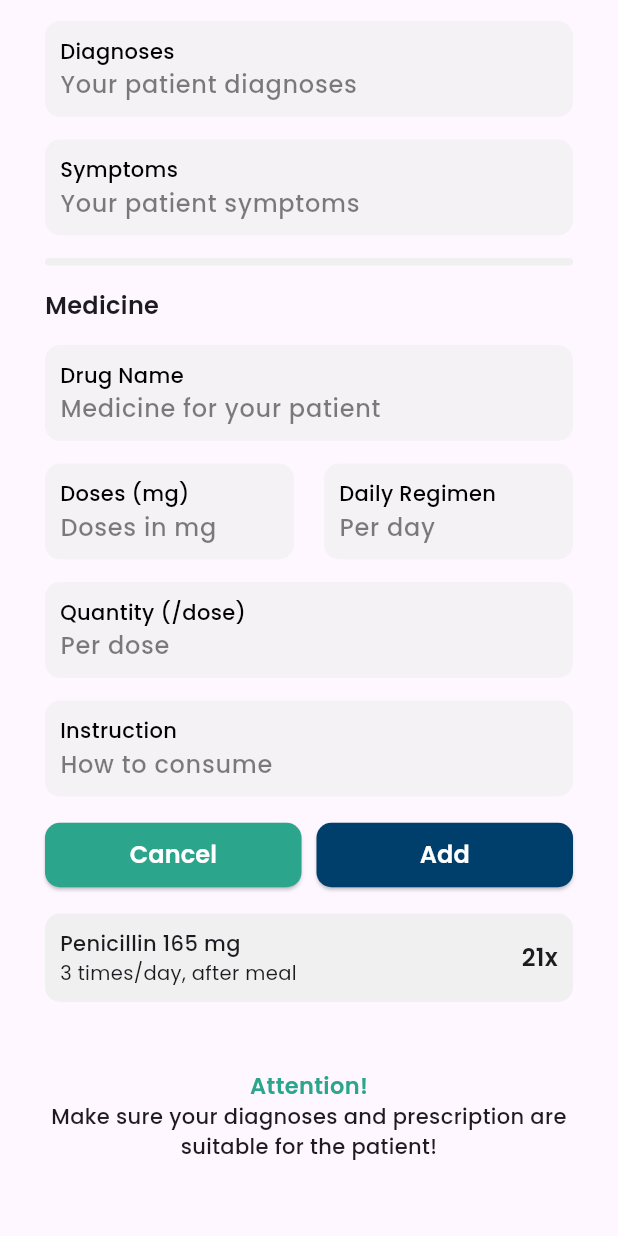
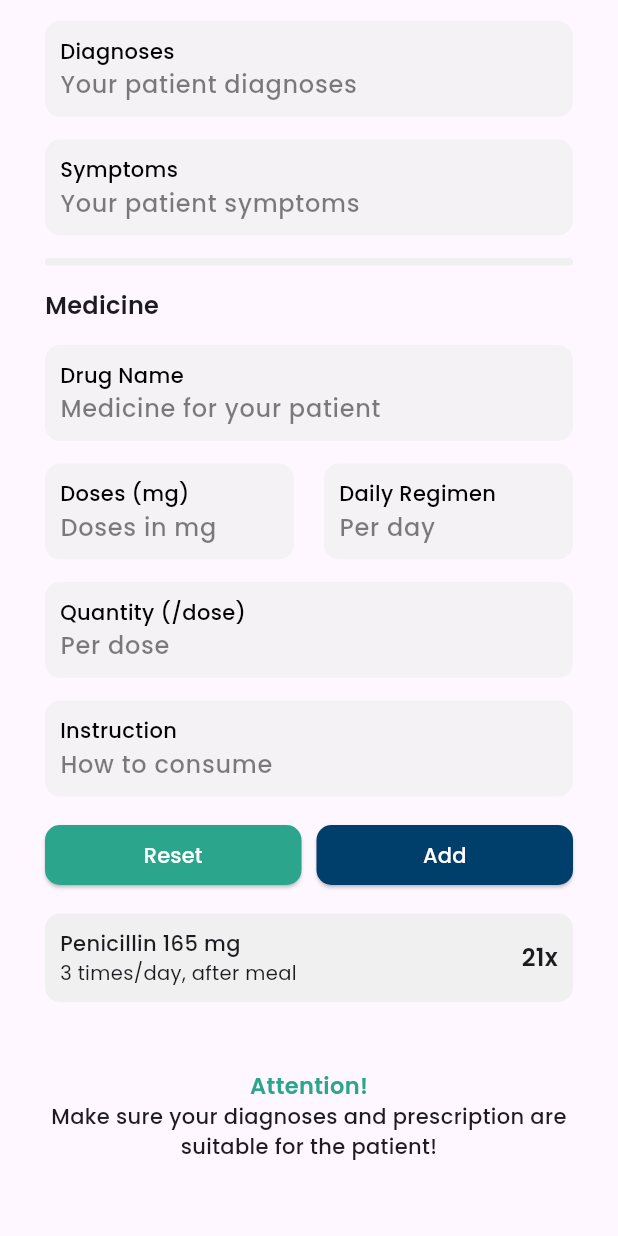
Before and after one commit to sirreidlos/medigram-app, a Flutter app: the ConsultForm screen opened directly with empty values, scrolled down 576 dp, on a phone screen of 412 x 824 dp. Run offline on Flutter 3.47's test engine with Material 3 defaults, Android fonts, the phone set to English and light mode, and no system bars; our stand-ins replace flutter_secure_storage, google_fonts, qr_flutter; missing offline and left inert: mobile_scanner; accounts and stored records are empty.

Commit message:
Fix: Form UI

```diff
--- a/lib/components/button.dart
+++ b/lib/components/button.dart
@@ -2,30 +2,35 @@ import 'package:flutter/material.dart';
 import 'package:medigram_app/constants/style.dart';
 
 class Button extends StatelessWidget {
-  const Button(this.text, this.handler, this.isSubmit, {super.key});
+  const Button(
+    this.text,
+    this.handler,
+    this.isSubmit,
+    this.isPrimary, {
+    super.key,
+  });
 
   final String text;
-  final Function handler;
+  final VoidCallback handler;
   final bool isSubmit;
+  final bool isPrimary;
 
   @override
   Widget build(BuildContext context) {
     return SizedBox(
       width: double.infinity,
       child: ElevatedButton(
-        onPressed: () {
-          handler;
-        },
+        onPressed: handler,
         style: ElevatedButton.styleFrom(
           backgroundColor:
               isSubmit ? Color(secondaryColor2) : Color(primaryColor2),
           foregroundColor: Colors.white,
-          padding: EdgeInsets.all(10),
+          padding: EdgeInsets.all(isPrimary ? 15 : 10),
           shape: RoundedRectangleBorder(
             borderRadius: BorderRadius.circular(10),
           ),
         ),
-        child: Text(text, style: header2),
+        child: Text(text, style: isPrimary ? header2 : body),
       ),
     );
   }
--- a/lib/page/form.dart
+++ b/lib/page/form.dart
@@ -4,6 +4,8 @@ import 'package:medigram_app/components/input.dart';
 import 'package:medigram_app/components/popup_header.dart';
 import 'package:medigram_app/components/record_card.dart';
 import 'package:medigram_app/components/warning.dart';
+import 'package:medigram_app/navigation/layout_navbar.dart';
+import 'package:medigram_app/page/home.dart';
 import 'package:medigram_app/utils/line.dart';
 import 'package:medigram_app/constants/style.dart';
 import 'package:mobile_scanner/mobile_scanner.dart';
@@ -185,8 +187,8 @@ class ConsultForm extends StatelessWidget {
               Row(
                 spacing: 10,
                 children: [
-                  Expanded(child: Button("Cancel", () {}, false)),
-                  Expanded(child: Button("Add", () {}, true)),
+                  Expanded(child: Button("Reset", () {}, false, false)),
+                  Expanded(child: Button("Add", () {}, true, false)),
                 ],
               ),
               Row(
@@ -206,6 +208,13 @@ class ConsultForm extends StatelessWidget {
               WarningCard(
                 "Make sure your diagnoses and prescription are suitable for the patient!",
               ),
+              Row(
+                spacing: 10,
+                children: [
+                  Expanded(child: Button("Cancel", () {}, false, true)),
+                  Expanded(child: Button("Prescribe", () {}, true, true)),
+                ],
+              ),
             ],
           ),
         ),
```
